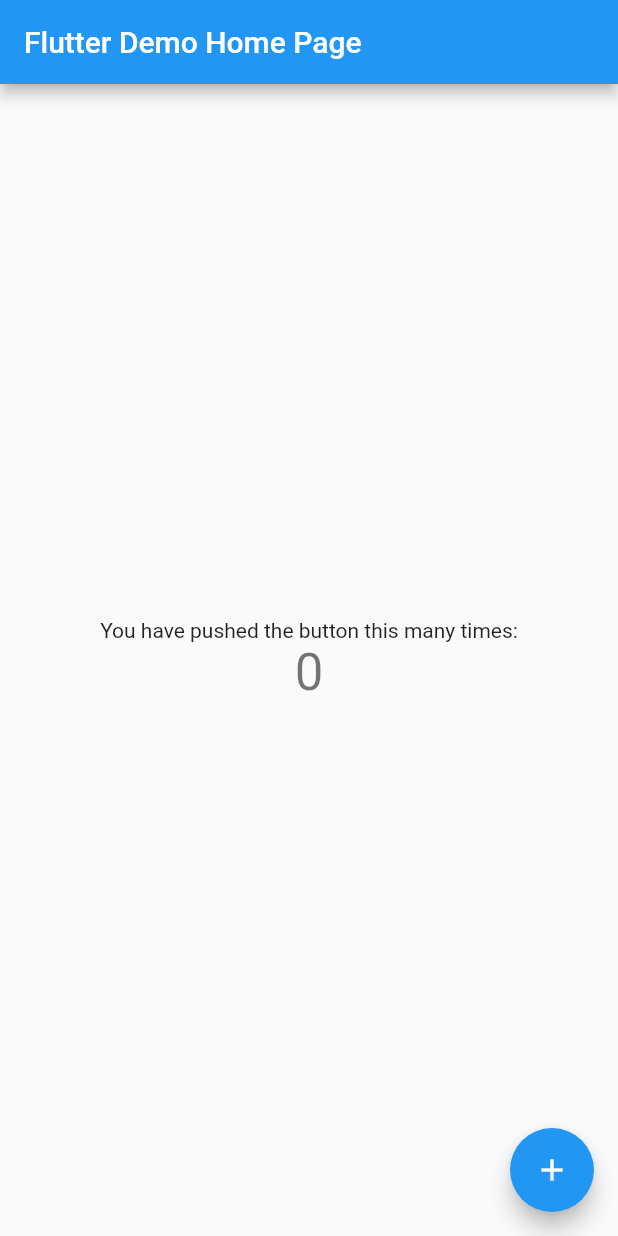
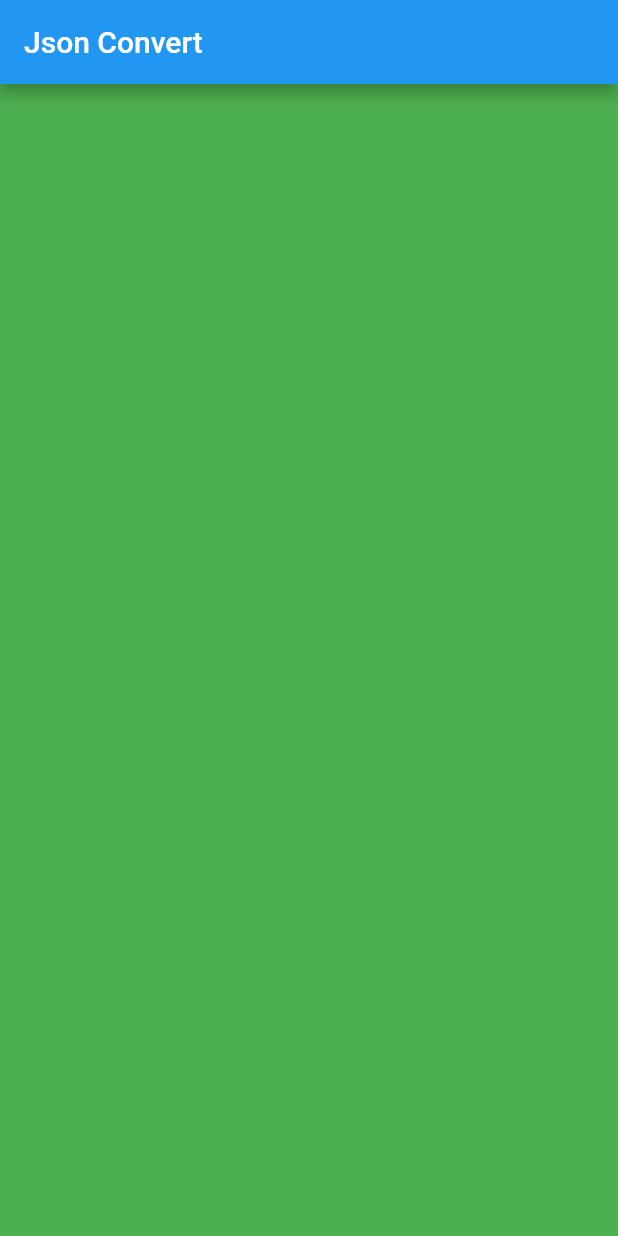
Before and after one commit to nikhiljose47/json-converter, a Flutter app: the screen it shows after launch, on a phone screen of 412 x 824 dp. Run offline on Flutter 3.47's test engine with Material 2 defaults, Android fonts, the phone set to English and light mode, and no system bars.

Commit message:
Testing json

```diff
--- /dev/null
+++ b/assets/ft_1.json
@@ -0,0 +1,15 @@
+{
+    "Problems":[
+                ["1", "+", "1", "=", "2"],
+                ["1", "+", "2", "=", "3"],
+                ["1", "+", "3", "=", "4"],
+                ["2", "+", "1", "=", "3"],
+                ["2", "+", "2", "=", "4"],
+                ["3", "+", "1", "=", "4"]
+                ],
+    "IsRandom" : true,
+    "Format" : "0_1",
+    "IsMinus" : false,
+    "ShowAnswer" : false,
+    "OnlyShowSubtrahend" : false
+}
--- /dev/null
+++ b/lib/json_converter.dart
@@ -0,0 +1,44 @@
+import 'package:flutter/material.dart';
+import 'package:flutter/widgets.dart';
+import 'dart:convert';
+
+import 'package:json_converter/json_model.dart';
+
+class JsonConverter extends StatefulWidget {
+  @override
+  JsonConverterState createState() => JsonConverterState();
+}
+
+class JsonConverterState extends State<JsonConverter> {
+  @override
+  void initState() {
+    super.initState();
+    // _getPermission();
+    loadData();
+  }
+
+  loadJson() async {
+    String data =
+        await DefaultAssetBundle.of(context).loadString("assets/ft_1.json");
+    return data;
+
+  }
+
+  Future loadData() async {
+  var jsonString = await loadJson();
+  print(jsonString);
+  final jsonResponse = json.decode(jsonString);
+  GameData gameData = new GameData.fromJson(jsonResponse);
+  print(gameData.problems);
+}
+
+  @override
+  Widget build(BuildContext context) {
+    return Scaffold(
+      appBar: AppBar(title: Text("Json Convert")),
+      body: Container(
+        color: Colors.green,
+      ),
+    );
+  }
+}
--- /dev/null
+++ b/lib/json_model.dart
@@ -0,0 +1,36 @@
+class GameData {
+  bool isRandom;
+  String format;
+  bool isMinus;
+  bool showAnswer;
+  bool onlyShowSubtrahend;
+
+  List<List<String>> problems;
+
+  GameData(
+      {this.format,
+      this.isMinus,
+      this.isRandom,
+      this.problems,
+      this.showAnswer,
+      this.onlyShowSubtrahend});
+
+  factory GameData.fromJson(Map<String, dynamic> parsedJson) {
+    var streetsFromJson = parsedJson['Problems'];
+
+var problemList = parsedJson.map((i) =>  List<String>.from(i));
+
+    List<List<String>> problemSubList = new List<List<String>>.from(streetsFromJson);
+
+    // List<List<String>> problemList =
+    //     new List<List<String>>.from(problemSubList);
+
+    return GameData(
+        format: parsedJson['id'],
+        isMinus: parsedJson['name'],
+        isRandom: parsedJson['score'],
+        problems: problemList,
+        showAnswer: parsedJson['ShowAnswer'],
+        onlyShowSubtrahend: parsedJson['OnlyShowSubtrahend']);
+  }
+}
--- a/lib/main.dart
+++ b/lib/main.dart
@@ -1,111 +1,14 @@
 import 'package:flutter/material.dart';
+import 'package:json_converter/json_converter.dart';
 
 void main() => runApp(MyApp());
 
 class MyApp extends StatelessWidget {
-  // This widget is the root of your application.
   @override
   Widget build(BuildContext context) {
     return MaterialApp(
-      title: 'Flutter Demo',
-      theme: ThemeData(
-        // This is the theme of your application.
-        //
-        // Try running your application with "flutter run". You'll see the
-        // application has a blue toolbar. Then, without quitting the app, try
-        // changing the primarySwatch below to Colors.green and then invoke
-        // "hot reload" (press "r" in the console where you ran "flutter run",
-        // or simply save your changes to "hot reload" in a Flutter IDE).
-        // Notice that the counter didn't reset back to zero; the application
-        // is not restarted.
-        primarySwatch: Colors.blue,
-      ),
-      home: MyHomePage(title: 'Flutter Demo Home Page'),
+
+      home: JsonConverter(),
     );
   }
 }
-
-class MyHomePage extends StatefulWidget {
-  MyHomePage({Key key, this.title}) : super(key: key);
-
-  // This widget is the home page of your application. It is stateful, meaning
-  // that it has a State object (defined below) that contains fields that affect
-  // how it looks.
-
-  // This class is the configuration for the state. It holds the values (in this
-  // case the title) provided by the parent (in this case the App widget) and
-  // used by the build method of the State. Fields in a Widget subclass are
-  // always marked "final".
-
-  final String title;
-
-  @override
-  _MyHomePageState createState() => _MyHomePageState();
-}
-
-class _MyHomePageState extends State<MyHomePage> {
-  int _counter = 0;
-
-  void _incrementCounter() {
-    setState(() {
-      // This call to setState tells the Flutter framework that something has
-      // changed in this State, which causes it to rerun the build method below
-      // so that the display can reflect the updated values. If we changed
-      // _counter without calling setState(), then the build method would not be
-      // called again, and so nothing would appear to happen.
-      _counter++;
-    });
-  }
-
-  @override
-  Widget build(BuildContext context) {
-    // This method is rerun every time setState is called, for instance as done
-    // by the _incrementCounter method above.
-    //
-    // The Flutter framework has been optimized to make rerunning build methods
-    // fast, so that you can just rebuild anything that needs updating rather
-    // than having to individually change instances of widgets.
-    return Scaffold(
-      appBar: AppBar(
-        // Here we take the value from the MyHomePage object that was created by
-        // the App.build method, and use it to set our appbar title.
-        title: Text(widget.title),
-      ),
-      body: Center(
-        // Center is a layout widget. It takes a single child and positions it
-        // in the middle of the parent.
-        child: Column(
-          // Column is also layout widget. It takes a list of children and
-          // arranges them vertically. By default, it sizes itself to fit its
-          // children horizontally, and tries to be as tall as its parent.
-          //
-          // Invoke "debug painting" (press "p" in the console, choose the
-          // "Toggle Debug Paint" action from the Flutter Inspector in Android
-          // Studio, or the "Toggle Debug Paint" command in Visual Studio Code)
-          // to see the wireframe for each widget.
-          //
-          // Column has various properties to control how it sizes itself and
-          // how it positions its children. Here we use mainAxisAlignment to
-          // center the children vertically; the main axis here is the vertical
-          // axis because Columns are vertical (the cross axis would be
-          // horizontal).
-          mainAxisAlignment: MainAxisAlignment.center,
-          children: <Widget>[
-            Text(
-              'You have pushed the button this many times:',
-            ),
-            Text(
-              '$_counter',
-              style: Theme.of(context).textTheme.display1,
-            ),
-          ],
-        ),
-      ),
-      floatingActionButton: FloatingActionButton(
-        onPressed: _incrementCounter,
-        tooltip: 'Increment',
-        child: Icon(Icons.add),
-      ), // This trailing comma makes auto-formatting nicer for build methods.
-    );
-  }
-}
--- a/pubspec.yaml
+++ b/pubspec.yaml
@@ -40,9 +40,8 @@ flutter:
   # the material Icons class.
   uses-material-design: true
 
-  # To add assets to your application, add an assets section, like this:
-  # assets:
-  #  - images/a_dot_burr.jpeg
+  assets:
+   - assets/ft_1.json
   #  - images/a_dot_ham.jpeg
 
   # An image asset can refer to one or more resolution-specific "variants", see
```
